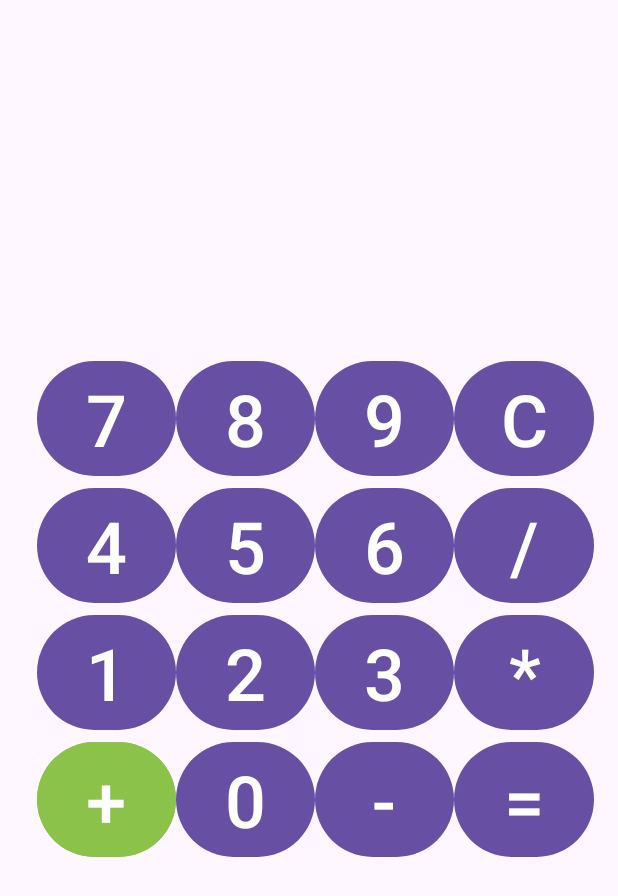
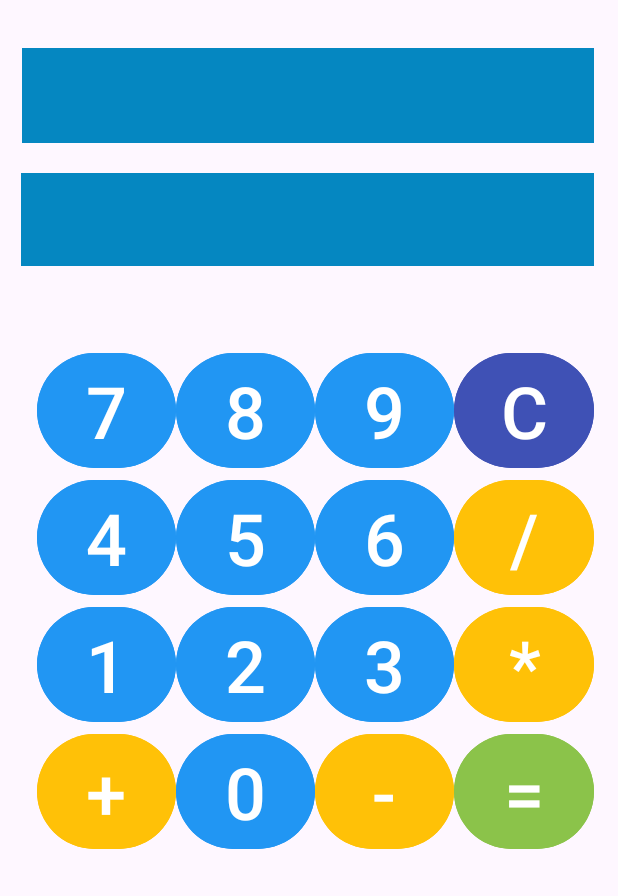
Before and after one commit to NuclleaRT/Prueba-de-Calculadora, an Android app: the screen it shows after launch (MainActivity), on a phone screen of 412 x 824 dp. Shown: the top 896 px of the screen. Run offline under Robolectric (Android 15) with nearby library versions, the phone set to English and light mode, and no system bars.

Commit message:
Validacion por cero, colores en botones, validacion decimal y entero

```diff
--- a/app/src/main/java/cristobal/ruiz/calculadora/MainActivity.kt
+++ b/app/src/main/java/cristobal/ruiz/calculadora/MainActivity.kt
@@ -27,17 +27,29 @@ class MainActivity : AppCompatActivity() {
         var btnigual: Button = findViewById(R.id.btnIgual)
 
         btnigual.setOnClickListener {
-            var numero2: Double = tv_num2.text.toString().toDouble()
-            var resp: Double = 0.0
+            val numero2Text = tv_num2.text.toString()
+            val numero2 = numero2Text.toDoubleOrNull()
 
-            when (oper) {
-                1 -> resp = numero1 + numero2
-                2 -> resp = numero1 - numero2
-                3 -> resp = numero1 * numero2
-                4 -> resp = numero1 / numero2
+            if (numero2 != null) {
+                var resp: Double = 0.0
+
+                when (oper) {
+                    1 -> resp = numero1 + numero2
+                    2 -> resp = numero1 - numero2
+                    3 -> resp = numero1 * numero2
+                    4 -> {
+                        if (numero2 != 0.0) {
+                            resp = numero1 / numero2
+                        } else {
+                            resp = Double.NaN // Nan me permite mostrar un resultado no valido
+                        }
+                    }
+                }
+
+                val resultadoFormateado = mostrarNumero(resp)
+                tv_num2.text = resultadoFormateado
+                tv_num1.text = ""
             }
-            tv_num2.setText(resp.toString())
-            tv_num1.setText("")
         }
 
         btnBorrar.setOnClickListener {
@@ -94,8 +106,18 @@ class MainActivity : AppCompatActivity() {
         }
 
     }
+
+    fun mostrarNumero(numero: Double): String {
+        if (numero.isNaN()) {
+            return "No se puede dividir por cero"
+        }
+        return if (numero % 1 == 0.0) {
+            numero.toInt().toString()
+        } else {
+            numero.toString()
+        }
+    }
 }
-
 
 
 
--- a/app/src/main/res/layout/activity_main.xml
+++ b/app/src/main/res/layout/activity_main.xml
@@ -4,33 +4,36 @@
     xmlns:tools="http://schemas.android.com/tools"
     android:layout_width="match_parent"
     android:layout_height="match_parent"
+
     tools:context=".MainActivity">
 
+
     <TextView
-        android:id="@+id/tv_num1"
-        android:layout_width="0dp"
-        android:layout_height="wrap_content"
-        android:layout_marginTop="32dp"
+        android:id="@+id/tv_num2"
+        android:layout_width="382dp"
+        android:layout_height="62dp"
+        android:layout_marginTop="20dp"
         android:layout_marginEnd="16dp"
+        android:background="#0587C1"
         android:textAlignment="textEnd"
         android:textSize="48sp"
         app:layout_constraintEnd_toEndOf="parent"
         app:layout_constraintHorizontal_bias="1.0"
         app:layout_constraintStart_toStartOf="parent"
-        app:layout_constraintTop_toTopOf="parent" />
+        app:layout_constraintTop_toBottomOf="@+id/tv_num1" />
 
     <TextView
-        android:id="@+id/tv_num2"
+        android:id="@+id/tv_num1"
         android:layout_width="381dp"
-        android:layout_height="61dp"
-        android:layout_marginTop="24dp"
-        android:layout_marginEnd="16dp"
+        android:layout_height="63dp"
+        android:layout_marginTop="32dp"
+        android:background="#0587C1"
         android:textAlignment="textEnd"
         android:textSize="48sp"
         app:layout_constraintEnd_toEndOf="parent"
-        app:layout_constraintHorizontal_bias="0.642"
+        app:layout_constraintHorizontal_bias="0.473"
         app:layout_constraintStart_toStartOf="parent"
-        app:layout_constraintTop_toBottomOf="@+id/tv_num1" />
+        app:layout_constraintTop_toTopOf="parent" />
 
     <TableLayout
         android:layout_width="371dp"
@@ -52,7 +55,8 @@
                 android:layout_weight="1"
                 android:onClick="pressButtons"
                 android:text="7"
-                android:textSize="48sp" />
+                android:textSize="48sp"
+                android:backgroundTint="#2196F3"/>
 
             <Button
                 android:id="@+id/btn8"
@@ -61,7 +65,8 @@
                 android:layout_weight="1"
                 android:onClick="pressButtons"
                 android:text="8"
-                android:textSize="48sp" />
+                android:textSize="48sp"
+                android:backgroundTint="#2196F3"/>
 
             <Button
                 android:id="@+id/btn9"
@@ -70,7 +75,8 @@
                 android:layout_weight="1"
                 android:onClick="pressButtons"
                 android:text="9"
-                android:textSize="48sp" />
+                android:textSize="48sp"
+                android:backgroundTint="#2196F3"/>
 
             <Button
                 android:id="@+id/btnC"
@@ -78,7 +84,8 @@
                 android:layout_height="wrap_content"
                 android:layout_weight="1"
                 android:text="C"
-                android:textSize="48sp" />
+                android:textSize="48sp"
+                android:backgroundTint="#3F51B5"/>
 
         </TableRow>
 
@@ -93,7 +100,8 @@
                 android:layout_weight="1"
                 android:onClick="pressButtons"
                 android:text="4"
-                android:textSize="48sp" />
+                android:textSize="48sp"
+                android:backgroundTint="#2196F3"/>
 
             <Button
                 android:id="@+id/btn5"
@@ -102,7 +110,8 @@
                 android:layout_weight="1"
                 android:onClick="pressButtons"
                 android:text="5"
-                android:textSize="48sp" />
+                android:textSize="48sp"
+                android:backgroundTint="#2196F3"/>
 
             <Button
                 android:id="@+id/btn6"
@@ -111,7 +120,8 @@
                 android:layout_weight="1"
                 android:onClick="pressButtons"
                 android:text="6"
-                android:textSize="48sp" />
+                android:textSize="48sp"
+                android:backgroundTint="#2196F3"/>
 
             <Button
                 android:id="@+id/Division"
@@ -120,7 +130,8 @@
                 android:layout_weight="1"
                 android:onClick="clickOperation"
                 android:text="/"
-                android:textSize="48sp" />
+                android:textSize="48sp"
+                android:backgroundTint="#FFC107"/>
         </TableRow>
 
         <TableRow
@@ -134,7 +145,8 @@
                 android:layout_weight="1"
                 android:onClick="pressButtons"
                 android:text="1"
-                android:textSize="48sp" />
+                android:textSize="48sp"
+                android:backgroundTint="#2196F3"/>
 
             <Button
                 android:id="@+id/btn2"
@@ -143,7 +155,8 @@
                 android:layout_weight="1"
                 android:onClick="pressButtons"
                 android:text="2"
-                android:textSize="48sp" />
+                android:textSize="48sp"
+                android:backgroundTint="#2196F3"/>
 
             <Button
                 android:id="@+id/btn3"
@@ -152,7 +165,8 @@
                 android:layout_weight="1"
                 android:onClick="pressButtons"
                 android:text="3"
-                android:textSize="48sp" />
+                android:textSize="48sp"
+                android:backgroundTint="#2196F3"/>
 
             <Button
                 android:id="@+id/Mult"
@@ -161,7 +175,8 @@
                 android:layout_weight="1"
                 android:onClick="clickOperation"
                 android:text="*"
-                android:textSize="48sp" />
+                android:textSize="48sp"
+                android:backgroundTint="#FFC107"/>
         </TableRow>
 
         <TableRow
@@ -177,7 +192,7 @@
                 android:text="+"
                 android:textColorHighlight="#000000"
                 android:textSize="48sp"
-                android:backgroundTint="#8BC34A"/>
+                android:backgroundTint="#FFC107"/>
 
             <Button
                 android:id="@+id/btn0"
@@ -187,6 +202,7 @@
                 android:onClick="pressButtons"
                 android:text="0"
                 android:textSize="48sp"
+                android:backgroundTint="#2196F3"
                 />
 
             <Button
@@ -196,7 +212,8 @@
                 android:layout_weight="1"
                 android:onClick="clickOperation"
                 android:text="-"
-                android:textSize="48sp" />
+                android:textSize="48sp"
+                android:backgroundTint="#FFC107"/>
 
             <Button
                 android:id="@+id/btnIgual"
@@ -205,7 +222,8 @@
                 android:layout_weight="1"
                 android:onClick="calcularResultado"
                 android:text="="
-                android:textSize="48sp" />
+                android:textSize="48sp"
+                android:backgroundTint="#8BC34A"/>
         </TableRow>
 
     </TableLayout>
```
